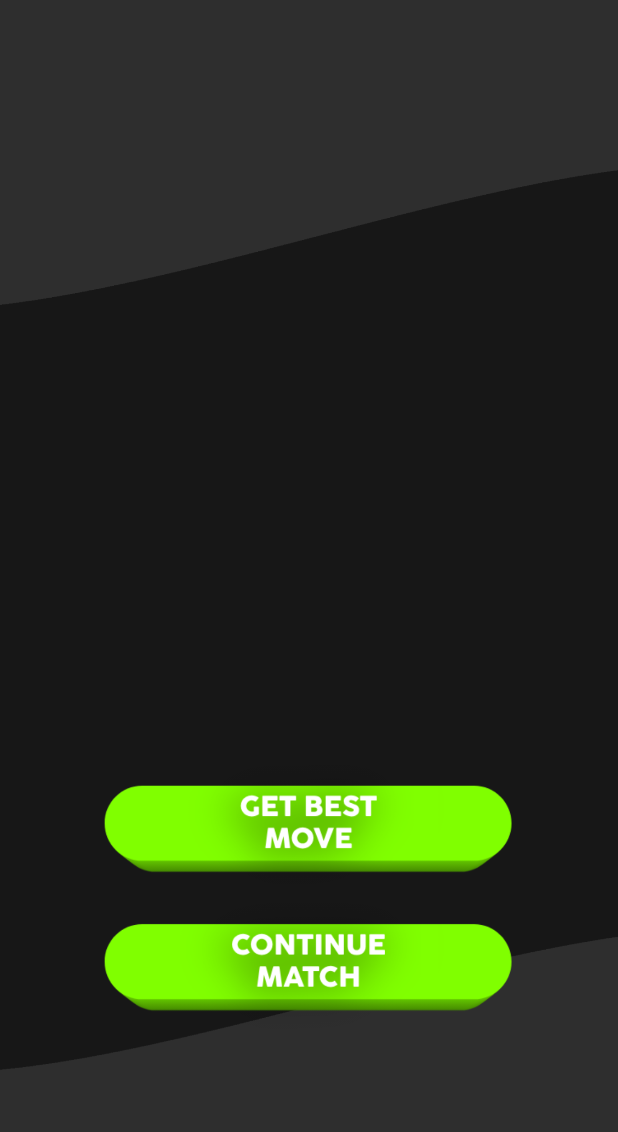
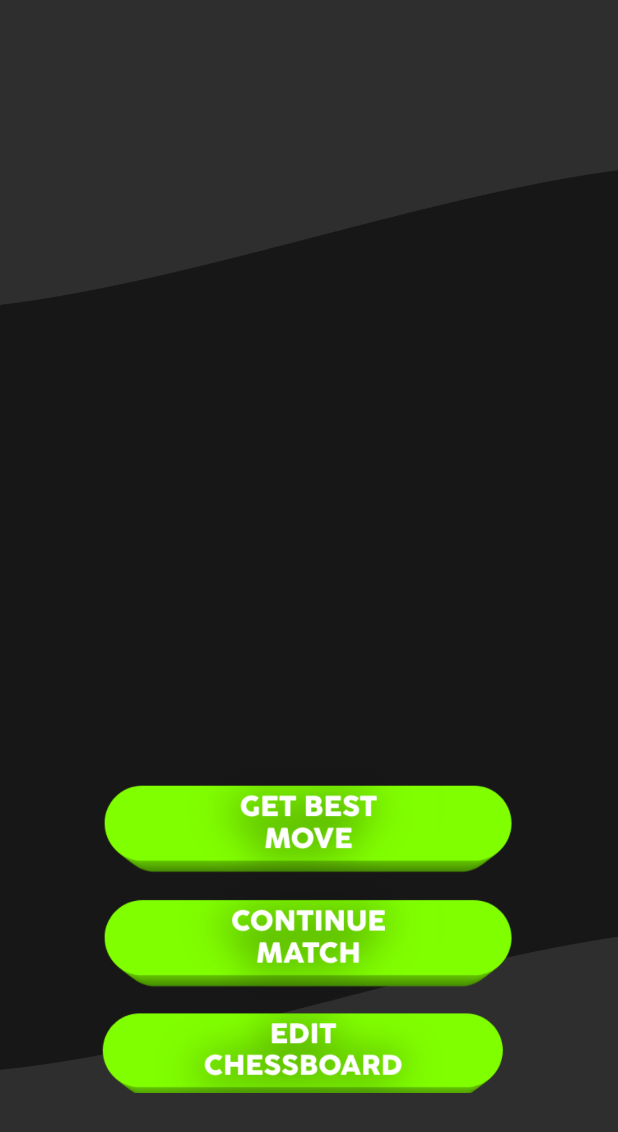
Before and after one commit to Gabrocecco/photoChess, an Android app: the AnalyzeActivity screen opened directly, with no data from a screen before it, on a phone screen of 412 x 824 dp. Shown: the top 1132 px of the screen. Run offline under Robolectric (Android 15) with nearby library versions, the phone set to English and light mode, and no system bars; libraries missing offline, so code that uses them is left out: com.chaquo.python; 6 statements that could not run were skipped.

Commit message:
Added fist try of edit chessboard

```diff
--- a/PhotoChess/app/src/main/java/com/example/photochess/AnalyzeActivity.java
+++ b/PhotoChess/app/src/main/java/com/example/photochess/AnalyzeActivity.java
@@ -12,8 +12,12 @@ import android.os.Build;
 import android.os.Bundle;
 import android.util.Log;
 import android.view.View;
+import android.widget.ArrayAdapter;
 import android.widget.Button;
 import android.widget.ImageView;
+import android.widget.RadioButton;
+import android.widget.Spinner;
+import android.widget.TextView;
 
 import com.caverock.androidsvg.SVG;
 import com.caverock.androidsvg.SVGParseException;
@@ -29,6 +33,7 @@ public class AnalyzeActivity extends AppCompatActivity {
     String fen = "";
     PyObject module;
     ImageView boardPhoto;
+    View customLayout;
     @Override
     protected void onCreate(Bundle savedInstanceState) {
         super.onCreate(savedInstanceState);
@@ -62,6 +67,37 @@ public class AnalyzeActivity extends AppCompatActivity {
             }
         });
 
+        ImageView editChessboardButton = findViewById(R.id.eChessboardBtn);
+        editChessboardButton.setOnClickListener(new View.OnClickListener() {
+            @Override
+            public void onClick(View view) {
+                editChessboard();
+            }
+        });
+
+        customLayout = getLayoutInflater().inflate(R.layout.edit_dialog, null);
+        Spinner columnSpinner = customLayout.findViewById(R.id.column_spinner);
+        Spinner lineSpinner = customLayout.findViewById(R.id.line_spinner);
+        Spinner pieceSpinner = customLayout.findViewById(R.id.piece_spinner);
+        ArrayAdapter<CharSequence> columnAdapter = ArrayAdapter.createFromResource(this, R.array.columns_array, android.R.layout.simple_spinner_item);
+        ArrayAdapter<CharSequence> lineAdapter = ArrayAdapter.createFromResource(this, R.array.line_array, android.R.layout.simple_spinner_item);
+        ArrayAdapter<CharSequence> pieceAdapter = ArrayAdapter.createFromResource(this, R.array.pieces_array, android.R.layout.simple_spinner_item);
+
+        columnAdapter.setDropDownViewResource(android.R.layout.simple_spinner_dropdown_item);
+        lineAdapter.setDropDownViewResource(android.R.layout.simple_spinner_dropdown_item);
+        pieceAdapter.setDropDownViewResource(android.R.layout.simple_spinner_dropdown_item);
+
+        columnSpinner.setAdapter(columnAdapter);
+        lineSpinner.setAdapter(lineAdapter);
+        pieceSpinner.setAdapter(pieceAdapter);
+
+        Button addBtn = customLayout.findViewById(R.id.addBtn);
+        addBtn.setOnClickListener(new View.OnClickListener() {
+            @Override
+            public void onClick(View view) {
+                addEditString(columnSpinner, lineSpinner, pieceSpinner);
+            }
+        });
 
     }
 
@@ -72,6 +108,26 @@ public class AnalyzeActivity extends AppCompatActivity {
         PictureDrawable drawable = getPictureDrawablefromSvg(movedSvg.toString());
 
         boardPhoto.setImageDrawable(drawable);
+    }
+
+
+    public void addEditString(Spinner columnSpinner, Spinner lineSpinner, Spinner pieceSpinner){
+        TextView changesText = customLayout.findViewById(R.id.changesTextBox);
+        String text = changesText.getText().toString();
+
+        String column = columnSpinner.getSelectedItem().toString();
+        String line = lineSpinner.getSelectedItem().toString();
+        String piece = pieceSpinner.getSelectedItem().toString();
+
+        if(text.length() > 0)
+        {
+            text = text + ";" + column + line + ":" + piece;
+        }
+        else{
+            text = column + line + ":" + piece;
+        }
+
+        changesText.setText(text);
     }
 
 
@@ -86,4 +142,26 @@ public class AnalyzeActivity extends AppCompatActivity {
         return drawable;
     }
 
+    public void editChessboard(){
+
+        AlertDialog.Builder builder = new AlertDialog.Builder(this);
+        builder.setTitle("Edit chessboard");
+        builder.setView(customLayout);
+        builder.setIcon(R.drawable.blackrook);
+        builder.setPositiveButton("Confirm edit", new DialogInterface.OnClickListener() {
+            public void onClick(DialogInterface dialog, int which) {
+                TextView changesText = customLayout.findViewById(R.id.changesTextBox);
+                String text = changesText.getText().toString();
+                PyObject newFen = module.callAttr("editchessboard", text);
+            }
+        });
+
+        // A null listener allows the button to dismiss the dialog and take no further action.
+        builder.setNegativeButton(android.R.string.no, null);
+        AlertDialog alert = builder.create();
+        alert.show();
+        alert.getButton(DialogInterface.BUTTON_POSITIVE).setTextColor(getResources().getColor(R.color.mygreen));
+        alert.getButton(DialogInterface.BUTTON_NEGATIVE).setTextColor(getResources().getColor(R.color.mycol));
+    }
+
 }
--- a/PhotoChess/app/src/main/res/layout/activity_analyze.xml
+++ b/PhotoChess/app/src/main/res/layout/activity_analyze.xml
@@ -40,6 +40,17 @@
         app:layout_constraintHorizontal_bias="0.496"
         app:layout_constraintStart_toStartOf="parent"
         app:layout_constraintTop_toTopOf="parent"
-        app:layout_constraintVertical_bias="0.925" />
+        app:layout_constraintVertical_bias="0.895" />
+
+    <ImageView
+        android:id="@+id/eChessboardBtn"
+        android:layout_width="269dp"
+        android:layout_height="156dp"
+        android:layout_marginBottom="44dp"
+        android:src="@drawable/editchessboardbutton"
+        app:layout_constraintBottom_toBottomOf="parent"
+        app:layout_constraintEnd_toEndOf="parent"
+        app:layout_constraintHorizontal_bias="0.478"
+        app:layout_constraintStart_toStartOf="parent" />
 
 </androidx.constraintlayout.widget.ConstraintLayout>
--- a/PhotoChess/app/src/main/res/values/strings.xml
+++ b/PhotoChess/app/src/main/res/values/strings.xml
@@ -1,3 +1,40 @@
 <resources>
     <string name="app_name">PhotoChess</string>
+    <string-array name="columns_array">
+        <item>A</item>
+        <item>B</item>
+        <item>C</item>
+        <item>D</item>
+        <item>E</item>
+        <item>F</item>
+        <item>G</item>
+        <item>H</item>
+    </string-array>
+
+    <string-array name="line_array">
+        <item>1</item>
+        <item>2</item>
+        <item>3</item>
+        <item>4</item>
+        <item>5</item>
+        <item>6</item>
+        <item>7</item>
+        <item>8</item>
+    </string-array>
+
+    <string-array name="pieces_array">
+        <item>Empty</item>
+        <item>White Pawn</item>
+        <item>White Bishop</item>
+        <item>White Knight</item>
+        <item>White Rook</item>
+        <item>White Queen</item>
+        <item>White King</item>
+        <item>Black Pawn</item>
+        <item>Black Bishop</item>
+        <item>Black Knight</item>
+        <item>Black Rook</item>
+        <item>Black Queen</item>
+        <item>Black King</item>
+    </string-array>
 </resources>
```
Also changed, not shown: PhotoChess/app/src/main/res/layout/edit_dialog.xml (added, +59 -0 lines), PhotoChess/app/src/main/res/drawable/editchessboardbutton.png (added), 1 other file.
